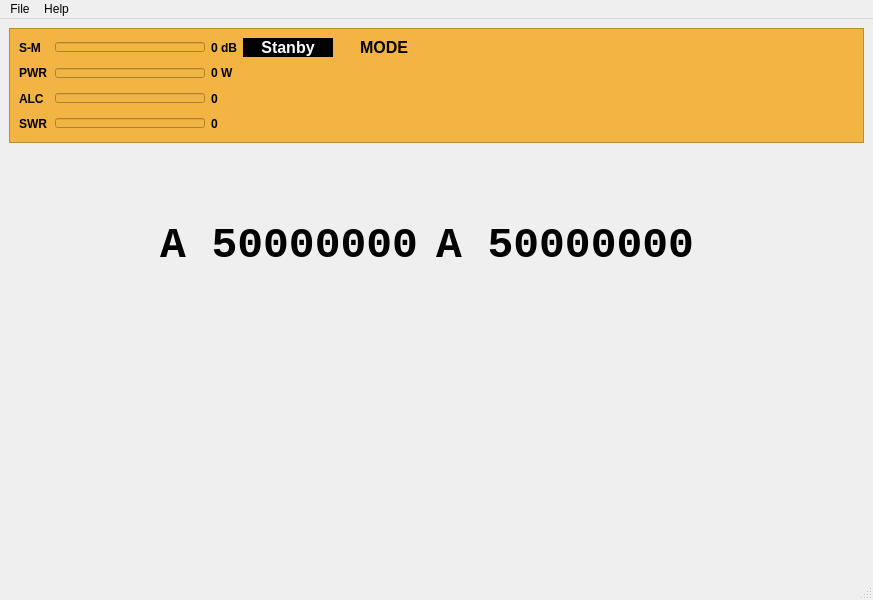
Before: the Qt Designer form mainwindow.ui in eloranta/HamVibe, drawn with Qt 5.
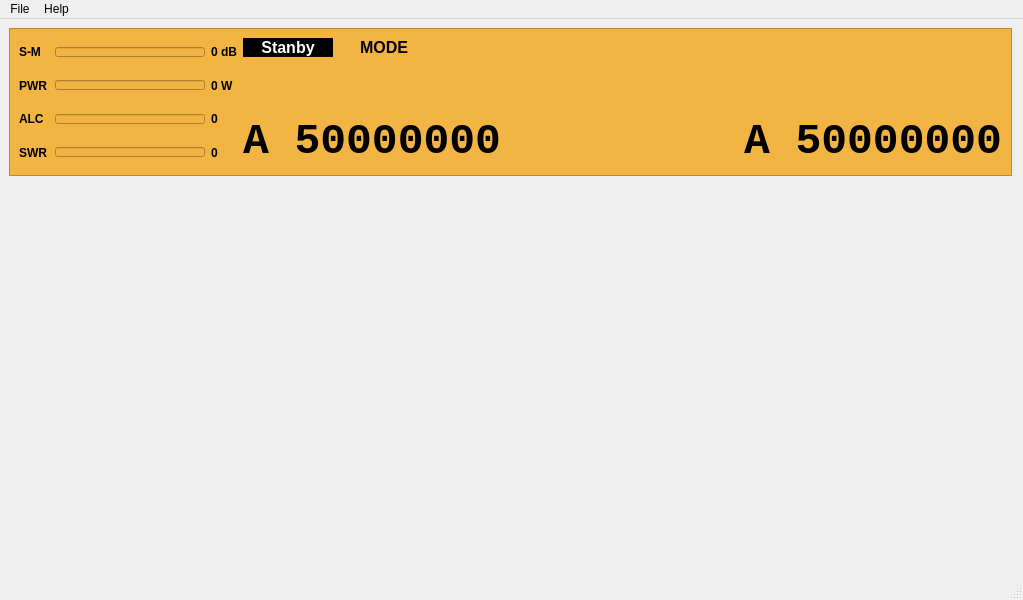
After: the same form once the commit is applied. Custom widgets are drawn as their Qt base class.

Commit message: add both freq displays

The edit to the form file:
```diff
--- a/mainwindow.ui
+++ b/mainwindow.ui
@@ -6,7 +6,7 @@
    <rect>
     <x>0</x>
     <y>0</y>
-    <width>873</width>
+    <width>1023</width>
     <height>600</height>
    </rect>
   </property>
@@ -19,8 +19,8 @@
      <rect>
       <x>9</x>
       <y>9</y>
-      <width>855</width>
-      <height>115</height>
+      <width>1003</width>
+      <height>148</height>
      </rect>
     </property>
     <property name="styleSheet">
@@ -32,10 +32,8 @@
     <property name="frameShadow">
      <enum>QFrame::Shadow::Raised</enum>
     </property>
-    <layout class="QHBoxLayout" name="horizontalLayout_6">
-     <item>
-      <layout class="QHBoxLayout" name="horizontalLayout_5">
-       <item>
+    <layout class="QGridLayout" name="gridLayout">
+     <item row="0" column="0" rowspan="2">
         <layout class="QVBoxLayout" name="metersLayout">
          <item>
           <layout class="QHBoxLayout" name="horizontalLayout">
@@ -423,7 +421,7 @@
          </item>
         </layout>
        </item>
-       <item>
+     <item row="0" column="1">
         <layout class="QVBoxLayout" name="verticalLayout">
          <item>
           <widget class="QLabel" name="ptt">
@@ -478,7 +476,7 @@
          </item>
         </layout>
        </item>
-       <item>
+     <item row="0" column="2">
         <layout class="QVBoxLayout" name="verticalLayout_2">
          <item>
           <widget class="QLabel" name="modeLabel">
@@ -529,7 +527,7 @@
          </item>
         </layout>
        </item>
-       <item>
+     <item row="0" column="3">
         <spacer name="horizontalSpacer">
          <property name="orientation">
           <enum>Qt::Orientation::Horizontal</enum>
@@ -542,19 +540,7 @@
          </property>
         </spacer>
        </item>
-      </layout>
-     </item>
-    </layout>
-   </widget>
-   <widget class="QWidget" name="">
-    <property name="geometry">
-     <rect>
-      <x>160</x>
-      <y>200</y>
-      <width>534</width>
-      <height>53</height>
-     </rect>
-    </property>
+     <item row="1" column="1" colspan="3">
     <layout class="QHBoxLayout" name="horizontalLayout_7">
      <item>
       <widget class="FrequencyLabel" name="leftFrequency">
@@ -604,6 +590,8 @@
       </widget>
      </item>
     </layout>
+     </item>
+    </layout>
    </widget>
   </widget>
   <widget class="QMenuBar" name="menubar">
@@ -611,7 +599,7 @@
     <rect>
      <x>0</x>
      <y>0</y>
-     <width>873</width>
+     <width>1023</width>
      <height>22</height>
     </rect>
    </property>
```
Lines whose indentation alone changed are shown as unchanged.
